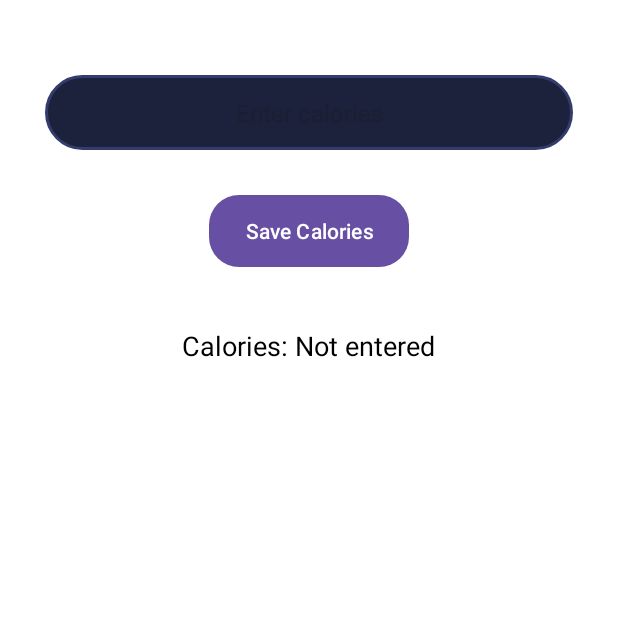
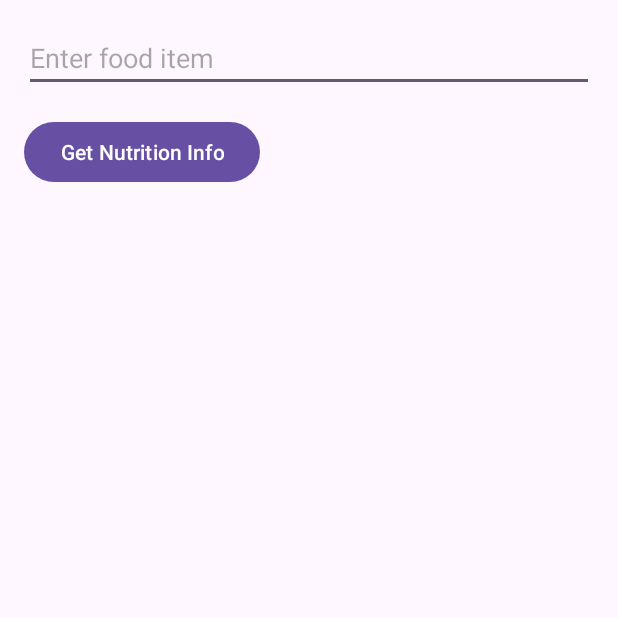
Before and after one commit to aniket0880/FitReve, an Android app: the AddCaloriesActivity screen opened directly, with no data from a screen before it, on a phone screen of 412 x 824 dp, the top half of it. Run offline under Robolectric (Android 15) with nearby library versions, the phone set to English and light mode, and no system bars; 1 statement that could not run was skipped.

Commit message:
Api Integration for Calories

```diff
--- a/app/build.gradle
+++ b/app/build.gradle
@@ -38,4 +38,9 @@ dependencies {
     implementation libs.activity
     implementation libs.constraintlayout
     implementation 'com.github.bumptech.glide:glide:4.12.0'
+    implementation 'com.squareup.retrofit2:retrofit:2.9.0'
+    implementation 'com.squareup.retrofit2:converter-gson:2.9.0'
+    implementation 'com.squareup.okhttp3:okhttp:4.9.1'
+    implementation "androidx.health.connect:connect-client:1.0.0-alpha10" // Update version as necessary
+
 }
--- a/app/src/main/AndroidManifest.xml
+++ b/app/src/main/AndroidManifest.xml
@@ -1,8 +1,10 @@
 <?xml version="1.0" encoding="utf-8"?>
 <manifest xmlns:android="http://schemas.android.com/apk/res/android"
     xmlns:tools="http://schemas.android.com/tools">
+    <uses-permission android:name="android.permission.INTERNET" />
 
     <application
+
         android:allowBackup="true"
         android:dataExtractionRules="@xml/data_extraction_rules"
         android:fullBackupContent="@xml/backup_rules"
--- a/app/src/main/java/com/uilover/project1932/Activity/AddCaloriesActivity.java
+++ b/app/src/main/java/com/uilover/project1932/Activity/AddCaloriesActivity.java
@@ -10,10 +10,19 @@ import androidx.appcompat.app.AppCompatActivity;
 
 import com.uilover.project1932.R;
 
+import java.util.List;
+
+import retrofit2.Call;
+import retrofit2.Callback;
+import retrofit2.Response;
+import retrofit2.Retrofit;
+import retrofit2.converter.gson.GsonConverterFactory;
+
 public class AddCaloriesActivity extends AppCompatActivity {
 
-    private EditText edtCalories;
-    private TextView txtCaloriesDisplay;
+    private EditText edtFood;
+    private TextView txtNutritionDisplay;
+    private apiinterface nutritionixAPI;
 
     @Override
     protected void onCreate(Bundle savedInstanceState) {
@@ -21,30 +30,81 @@ public class AddCaloriesActivity extends AppCompatActivity {
         setContentView(R.layout.daily_calories);
 
         // Initialize the views
-        edtCalories = findViewById(R.id.edtCalories);
-        txtCaloriesDisplay = findViewById(R.id.txtCaloriesDisplay);  // TextView to display entered calories
+        edtFood = findViewById(R.id.edtFood);
+        txtNutritionDisplay = findViewById(R.id.txtNutritionDisplay);
 
-        // Button to save calories
-        findViewById(R.id.btnSaveCalories).setOnClickListener(new View.OnClickListener() {
+        // Initialize Retrofit
+        Retrofit retrofit = new Retrofit.Builder()
+                .baseUrl("https://developer.edamam.com/")
+                .addConverterFactory(GsonConverterFactory.create())
+                .build();
+
+        nutritionixAPI = retrofit.create(apiinterface.class);
+
+        // Button to get nutrition data
+        findViewById(R.id.btnGetNutrition).setOnClickListener(new View.OnClickListener() {
             @Override
             public void onClick(View v) {
-                String calories = edtCalories.getText().toString().trim();
+                String foodItem = edtFood.getText().toString().trim();
 
-                if (!calories.isEmpty()) {
-                    // Save the calories or do something with it
-                    // Display the entered calories in the TextView
-                    txtCaloriesDisplay.setText("Calories: " + calories);
-
-                    // Optionally, show a toast to confirm
-                    Toast.makeText(AddCaloriesActivity.this, "Calories Saved: " + calories, Toast.LENGTH_SHORT).show();
-
-                    // Clear the EditText after saving
-                    edtCalories.setText("");
+                if (!foodItem.isEmpty()) {
+                    fetchNutritionData(foodItem);
                 } else {
-                    // If the user hasn't entered any value
-                    Toast.makeText(AddCaloriesActivity.this, "Please enter calories", Toast.LENGTH_SHORT).show();
+                    Toast.makeText(AddCaloriesActivity.this, "Please enter a food item", Toast.LENGTH_SHORT).show();
                 }
             }
         });
     }
+
+    private void fetchNutritionData(String foodItem) {
+        String appId = "c210203f"; // Replace with your App ID
+        String apiKey =
+                "161a71bfd586b32f09b509aaa44b91e0"; // Replace with your API Key
+
+        // Fetching detailed nutrition data
+        Call<ProteinCalorieResponse> call = nutritionixAPI.getNutritionData(
+                foodItem, "nf_protein,nf_calories,nf_total_fat,nf_total_carbohydrate,nf_sugars,nf_dietary_fiber,nf_sodium", appId, apiKey);
+
+        call.enqueue(new Callback<ProteinCalorieResponse>() {
+            @Override
+            public void onResponse(Call<ProteinCalorieResponse> call, Response<ProteinCalorieResponse> response) {
+                if (response.isSuccessful() && response.body() != null) {
+                    List<ProteinCalorieResponse.Hit> hits = response.body().getHits();
+                    if (!hits.isEmpty()) {
+                        ProteinCalorieResponse.Hit hit = hits.get(0);
+                        ProteinCalorieResponse.Fields fields = hit.getFields();
+
+                        String itemName = fields.getItem_name();
+                        double protein = fields.getNf_protein();
+                        double calories = fields.getNf_calories();
+                        double fat = fields.getNf_total_fat();
+                        double carbs = fields.getNf_total_carbohydrate();
+                        double sugars = fields.getNf_sugars();
+                        double fiber = fields.getNf_dietary_fiber();
+                        double sodium = fields.getNf_sodium();
+
+                        // Display the nutritional information
+                        txtNutritionDisplay.setText("Food: " + itemName + "\n" +
+                                "Calories: " + calories + " kcal\n" +
+                                "Protein: " + protein + " g\n" +
+                                "Fat: " + fat + " g\n" +
+                                "Carbs: " + carbs + " g\n" +
+                                "Sugars: " + sugars + " g\n" +
+                                "Fiber: " + fiber + " g\n" +
+                                "Sodium: " + sodium + " mg");
+                    } else {
+                        txtNutritionDisplay.setText("No data found for the specified food item.");
+                    }
+                } else {
+                    txtNutritionDisplay.setText("Error: " + response.message());
+                }
+            }
+
+            @Override
+            public void onFailure(Call<ProteinCalorieResponse> call, Throwable t) {
+                txtNutritionDisplay.setText("Network request failed.");
+                t.printStackTrace();
+            }
+        });
+    }
 }
--- a/app/src/main/res/layout/daily_calories.xml
+++ b/app/src/main/res/layout/daily_calories.xml
@@ -1,60 +1,29 @@
 <?xml version="1.0" encoding="utf-8"?>
-<RelativeLayout xmlns:android="http://schemas.android.com/apk/res/android"
+
+<LinearLayout xmlns:android="http://schemas.android.com/apk/res/android"
     android:layout_width="match_parent"
     android:layout_height="match_parent"
-    android:padding="20dp"
-    android:background="@color/white">
+    android:orientation="vertical"
+    android:padding="16dp">
 
-    <!-- Text prompt for calories input -->
-    <TextView
+    <EditText
+        android:id="@+id/edtFood"
+        android:layout_width="match_parent"
+        android:layout_height="wrap_content"
+        android:hint="Enter food item"
+        android:inputType="text" />
+
+    <Button
+        android:id="@+id/btnGetNutrition"
         android:layout_width="wrap_content"
         android:layout_height="wrap_content"
-        android:text="Enter your daily calories:"
-        android:textSize="20sp"
-        android:textColor="@color/black"
-        android:layout_centerHorizontal="true"
-        android:layout_marginTop="50dp"
-        android:textStyle="bold"/>
+        android:text="Get Nutrition Info"
+        android:layout_marginTop="16dp" />
 
-    <!-- EditText to enter the calories -->
-    <EditText
-        android:id="@+id/edtCalories"
+    <TextView
+        android:id="@+id/txtNutritionDisplay"
         android:layout_width="match_parent"
-        android:layout_height="50dp"
-        android:layout_below="@id/textView"
-        android:layout_marginTop="30dp"
-        android:layout_marginStart="10dp"
-        android:layout_marginEnd="10dp"
-        android:hint="Enter calories"
-        android:textColor="@color/black"
-        android:background="@drawable/edittext_bg"
-        android:textSize="16sp"
-        android:inputType="number"
-        android:padding="10dp"
-        android:gravity="center"/>
-
-    <!-- Button to save the calories input -->
-    <Button
-        android:id="@+id/btnSaveCalories"
-        android:layout_width="wrap_content"
         android:layout_height="wrap_content"
-        android:text="Save Calories"
-        android:textColor="@color/white"
-        android:layout_below="@id/edtCalories"
-        android:layout_centerHorizontal="true"
-        android:layout_marginTop="30dp"
-        android:background="@drawable/button_background"/>
-
-    <!-- TextView to display entered calories -->
-    <TextView
-        android:id="@+id/txtCaloriesDisplay"
-        android:layout_width="wrap_content"
-        android:layout_height="wrap_content"
-        android:text="Calories: Not entered"
-        android:textSize="18sp"
-        android:textColor="@color/black"
-        android:layout_below="@id/btnSaveCalories"
-        android:layout_marginTop="40dp"
-        android:layout_centerHorizontal="true"/>
-
-</RelativeLayout>
+        android:layout_marginTop="20dp"
+        android:textSize="16sp" />
+</LinearLayout>
```
